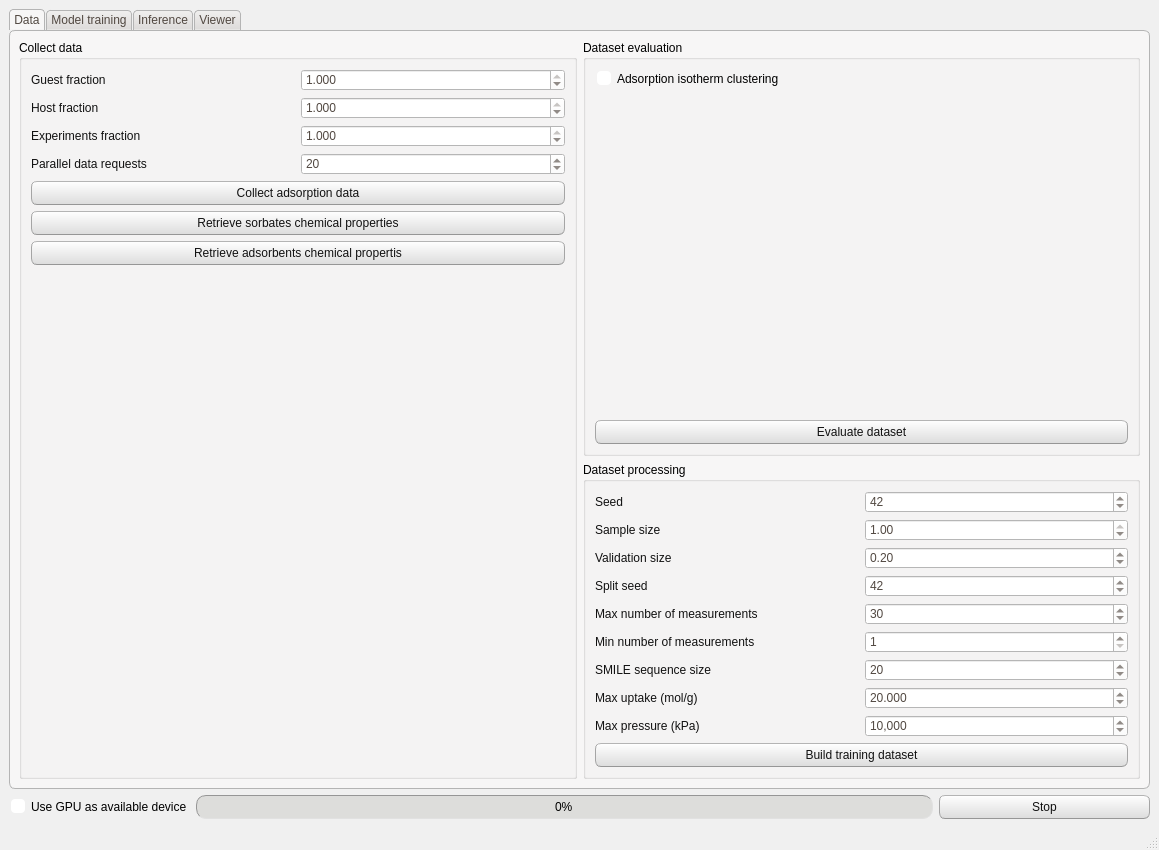
Qt form NISTADS/app/src/window_layout.ui (CTCycle/ADSMOD-Adsorption-Modeling) before a commit.
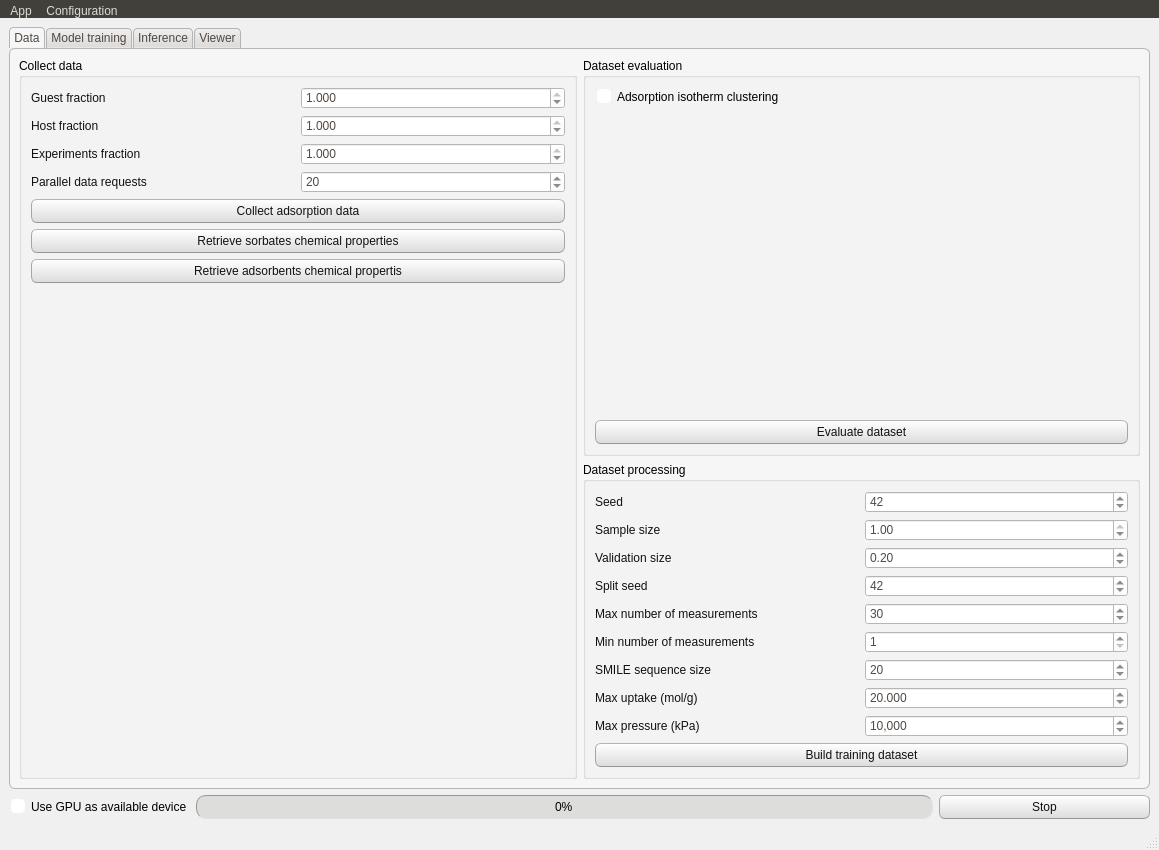
The same form after that commit.

```diff
--- a/NISTADS/app/src/window_layout.ui
+++ b/NISTADS/app/src/window_layout.ui
@@ -1870,6 +1870,21 @@
      <height>26</height>
     </rect>
    </property>
+   <widget class="QMenu" name="menuConfiguration">
+    <property name="title">
+     <string>Configuration</string>
+    </property>
+    <addaction name="actionSave_preset"/>
+    <addaction name="actionLoad_configuration"/>
+   </widget>
+   <widget class="QMenu" name="menuMain">
+    <property name="title">
+     <string>App</string>
+    </property>
+    <addaction name="actionReload_application"/>
+   </widget>
+   <addaction name="menuMain"/>
+   <addaction name="menuConfiguration"/>
   </widget>
   <widget class="QStatusBar" name="statusbar"/>
  </widget>
```
Left out of the diff: 15 changed lines with no effect on the pictures.
